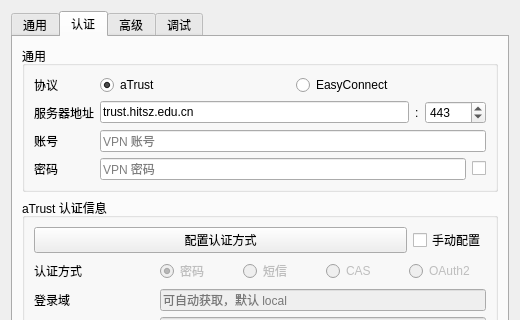
Old version of the form presentation/dialogs/settingwindow/settingwindow.ui in the repository Conduit-Club/SHOUConnect; both pictures show x 0 to 520 and y 0 to 320 of the 520 by 636 pixel window.
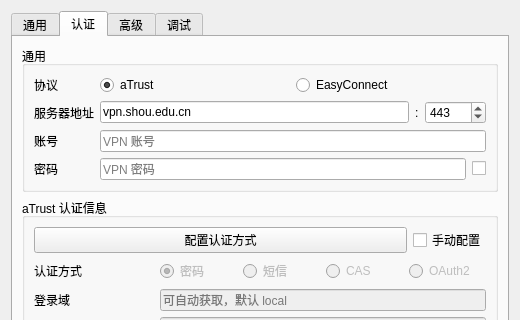
New version of the form. The open tabs and pages were chosen to show the change.

Commit message: modify: from EZ4Connect to SHOUConnect

Diff of the .ui file:
```diff
--- a/presentation/dialogs/settingwindow/settingwindow.ui
+++ b/presentation/dialogs/settingwindow/settingwindow.ui
@@ -279,7 +279,7 @@
           <item row="1" column="1">
            <widget class="QLineEdit" name="serverAddressLineEdit">
             <property name="text">
-             <string>trust.hitsz.edu.cn</string>
+             <string>vpn.shou.edu.cn</string>
             </property>
            </widget>
           </item>
```
The commit also changes 29 other files.
